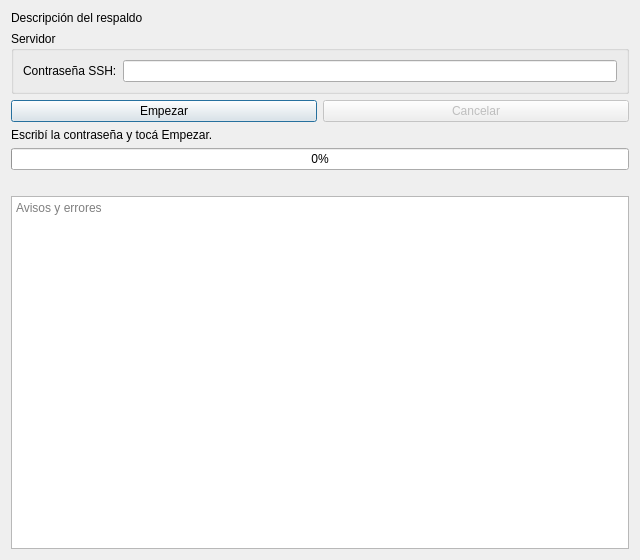
Before: the Qt Designer form gui/PaginaRespaldo.ui in Sebas-Git-Tail/Arch-Linux-Manager, drawn with Qt 5.
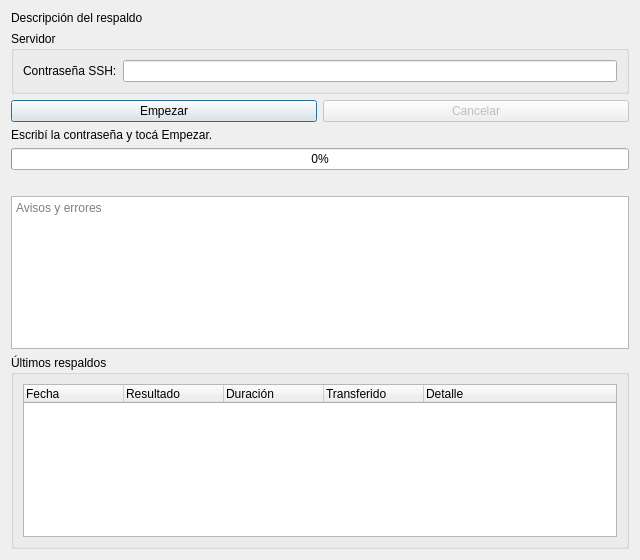
After: the same form once the commit is applied. Icons and pictures are not drawn.

Commit message:
Historial de respaldos y huella del servidor obligatoria
- Cada respaldo queda en ~/.local/share/Arch-Linux-Manager/historial-respaldos.tsv (fecha,
  resultado, duración y cuánto se transfirió); la página de cada respaldo muestra los últimos.
- Si contesta otro equipo en lugar del servidor, no se manda la contraseña (código 6).

```diff
--- a/gui/PaginaRespaldo.ui
+++ b/gui/PaginaRespaldo.ui
@@ -114,6 +114,56 @@
      </property>
     </widget>
    </item>
+   <item>
+    <widget class="QGroupBox" name="grupoHistorial">
+     <property name="title">
+      <string>Últimos respaldos</string>
+     </property>
+     <layout class="QVBoxLayout" name="layoutHistorial">
+      <item>
+       <widget class="QTreeWidget" name="historial">
+        <property name="rootIsDecorated">
+         <bool>false</bool>
+        </property>
+        <property name="uniformRowHeights">
+         <bool>true</bool>
+        </property>
+        <property name="alternatingRowColors">
+         <bool>true</bool>
+        </property>
+        <property name="maximumHeight">
+         <number>170</number>
+        </property>
+        <column>
+         <property name="text">
+          <string>Fecha</string>
+         </property>
+        </column>
+        <column>
+         <property name="text">
+          <string>Resultado</string>
+         </property>
+        </column>
+        <column>
+         <property name="text">
+          <string>Duración</string>
+         </property>
+        </column>
+        <column>
+         <property name="text">
+          <string>Transferido</string>
+         </property>
+        </column>
+        <column>
+         <property name="text">
+          <string>Detalle</string>
+         </property>
+        </column>
+       </widget>
+      </item>
+     </layout>
+    </widget>
+   </item>
   </layout>
  </widget>
  <resources/>
```
The commit also changes 3 other files.
